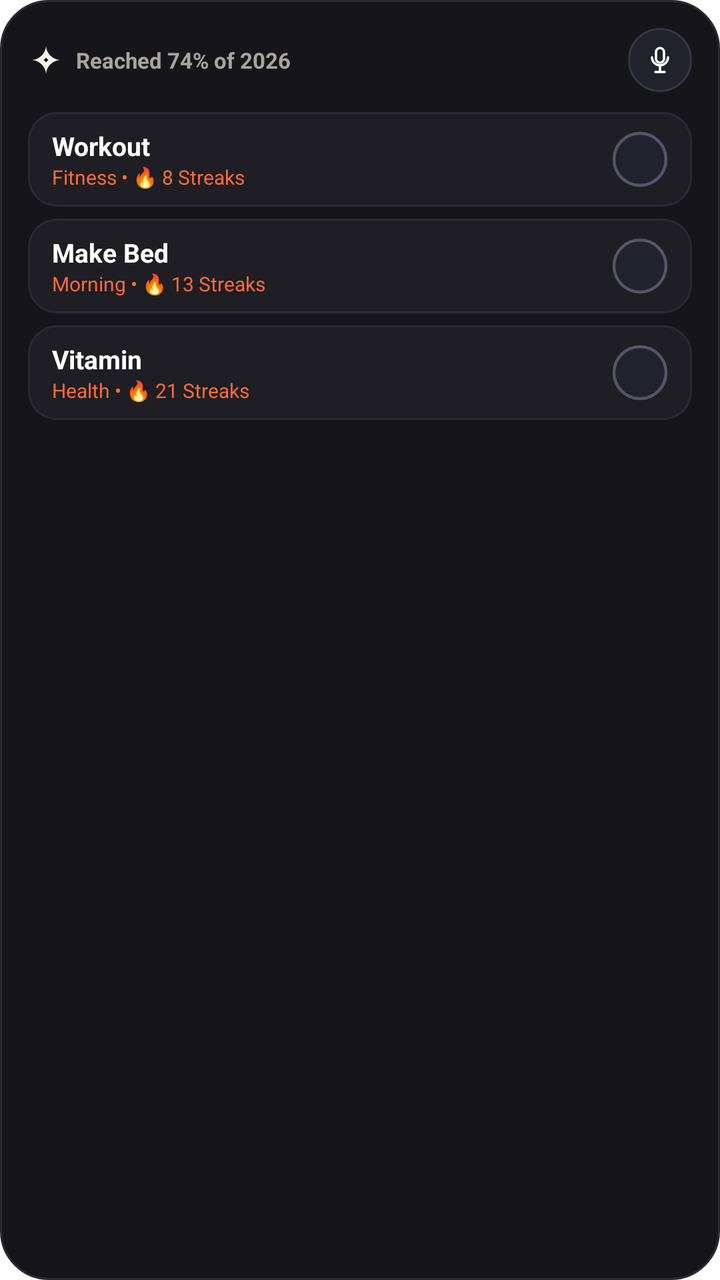
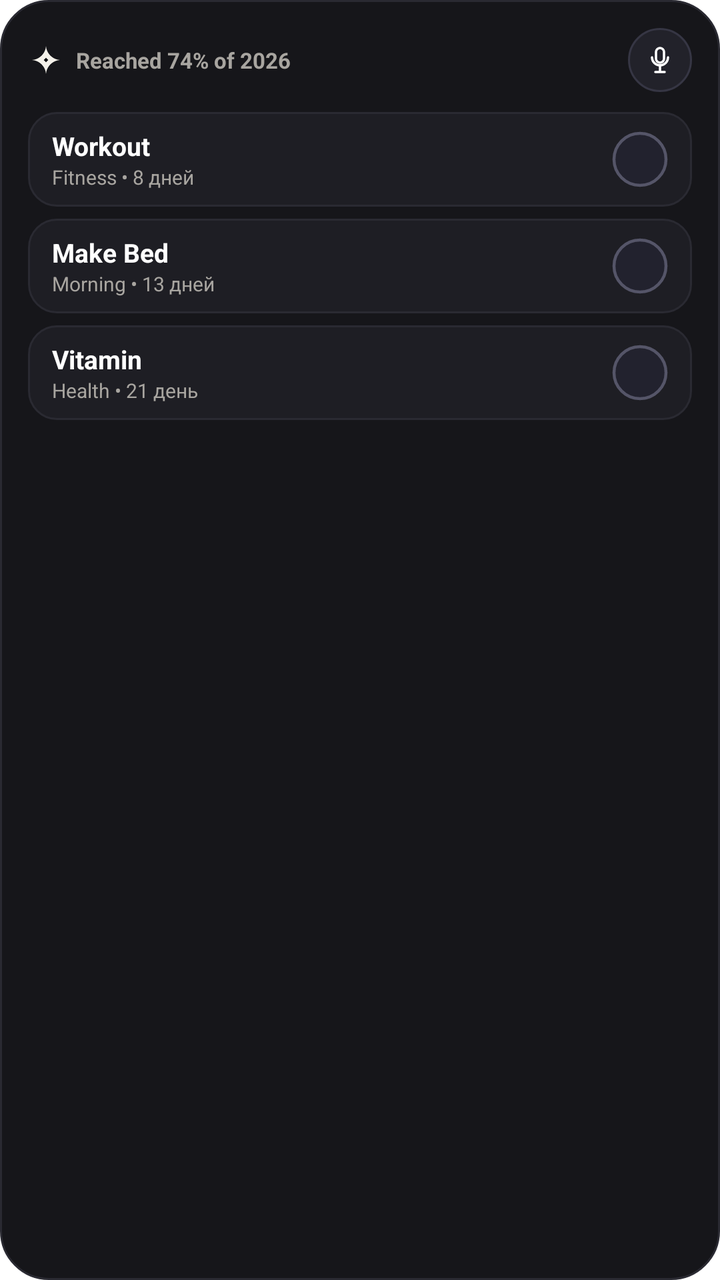

Before-and-after screenshots of an Android layout around one commit, followed by the original layout XML and the change that was made.
<!-- AndroidManifest.xml: application theme Theme.VoiceHabitTracker.Splash -->
<!-- res/layout/widget_duro_habits.xml -->
<?xml version="1.0" encoding="utf-8"?>
<LinearLayout xmlns:android="http://schemas.android.com/apk/res/android"
    android:id="@+id/widget_root"
    android:layout_width="match_parent"
    android:layout_height="match_parent"
    android:background="@drawable/bg_widget_dark"
    android:orientation="vertical"
    android:padding="14dp">

    
    <RelativeLayout
        android:layout_width="match_parent"
        android:layout_height="wrap_content"
        android:layout_marginBottom="10dp">

        <LinearLayout
            android:layout_width="wrap_content"
            android:layout_height="wrap_content"
            android:layout_alignParentStart="true"
            android:layout_centerVertical="true"
            android:gravity="center_vertical"
            android:orientation="horizontal">

            <ImageView
                android:layout_width="18dp"
                android:layout_height="18dp"
                android:layout_marginEnd="6dp"
                android:src="@drawable/ic_dairy_logo" />

            <TextView
                android:id="@+id/tv_widget_year_progress"
                android:layout_width="wrap_content"
                android:layout_height="wrap_content"
                android:text="Reached 74% of 2026"
                android:textColor="#A8A5A0"
                android:textSize="11sp"
                android:textStyle="bold" />
        </LinearLayout>

        
        <FrameLayout
            android:id="@+id/btn_widget_quick_record"
            android:layout_width="32dp"
            android:layout_height="32dp"
            android:layout_alignParentEnd="true"
            android:layout_centerVertical="true"
            android:background="@drawable/bg_widget_mic_btn"
            android:contentDescription="Начать голосовую запись">

            <ImageView
                android:layout_width="16dp"
                android:layout_height="16dp"
                android:layout_gravity="center"
                android:src="@drawable/ic_mic_minimal" />
        </FrameLayout>
    </RelativeLayout>

    
    <LinearLayout
        android:id="@+id/layout_habit_1"
        android:layout_width="match_parent"
        android:layout_height="wrap_content"
        android:layout_marginBottom="6dp"
        android:background="@drawable/bg_widget_card"
        android:gravity="center_vertical"
        android:orientation="horizontal"
        android:paddingHorizontal="12dp"
        android:paddingVertical="8dp">

        <LinearLayout
            android:layout_width="0dp"
            android:layout_height="wrap_content"
            android:layout_weight="1"
            android:orientation="vertical">

            <TextView
                android:id="@+id/tv_habit_1_title"
                android:layout_width="wrap_content"
                android:layout_height="wrap_content"
                android:text="Workout"
                android:textColor="#FFFFFF"
                android:textSize="13sp"
                android:textStyle="bold" />

            <TextView
                android:id="@+id/tv_habit_1_streak"
                android:layout_width="wrap_content"
                android:layout_height="wrap_content"
                android:text="Fitness • 🔥 8 Streaks"
                android:textColor="#FF6B35"
                android:textSize="10sp" />
        </LinearLayout>

        <ImageView
            android:id="@+id/btn_check_habit_1"
            android:layout_width="28dp"
            android:layout_height="28dp"
            android:contentDescription="Check habit 1"
            android:src="@drawable/ic_widget_circle_empty" />
    </LinearLayout>

    
    <LinearLayout
        android:id="@+id/layout_habit_2"
        android:layout_width="match_parent"
        android:layout_height="wrap_content"
        android:layout_marginBottom="6dp"
        android:background="@drawable/bg_widget_card"
        android:gravity="center_vertical"
        android:orientation="horizontal"
        android:paddingHorizontal="12dp"
        android:paddingVertical="8dp">

        <LinearLayout
            android:layout_width="0dp"
            android:layout_height="wrap_content"
            android:layout_weight="1"
            android:orientation="vertical">

            <TextView
                android:id="@+id/tv_habit_2_title"
                android:layout_width="wrap_content"
                android:layout_height="wrap_content"
                android:text="Make Bed"
                android:textColor="#FFFFFF"
                android:textSize="13sp"
                android:textStyle="bold" />

            <TextView
                android:id="@+id/tv_habit_2_streak"
                android:layout_width="wrap_content"
                android:layout_height="wrap_content"
                android:text="Morning • 🔥 13 Streaks"
                android:textColor="#FF6B35"
                android:textSize="10sp" />
        </LinearLayout>

        <ImageView
            android:id="@+id/btn_check_habit_2"
            android:layout_width="28dp"
            android:layout_height="28dp"
            android:contentDescription="Check habit 2"
            android:src="@drawable/ic_widget_circle_empty" />
    </LinearLayout>

    
    <LinearLayout
        android:id="@+id/layout_habit_3"
        android:layout_width="match_parent"
        android:layout_height="wrap_content"
        android:background="@drawable/bg_widget_card"
        android:gravity="center_vertical"
        android:orientation="horizontal"
        android:paddingHorizontal="12dp"
        android:paddingVertical="8dp">

        <LinearLayout
            android:layout_width="0dp"
            android:layout_height="wrap_content"
            android:layout_weight="1"
            android:orientation="vertical">

            <TextView
                android:id="@+id/tv_habit_3_title"
                android:layout_width="wrap_content"
                android:layout_height="wrap_content"
                android:text="Vitamin"
                android:textColor="#FFFFFF"
                android:textSize="13sp"
                android:textStyle="bold" />

            <TextView
                android:id="@+id/tv_habit_3_streak"
                android:layout_width="wrap_content"
                android:layout_height="wrap_content"
                android:text="Health • 🔥 21 Streaks"
                android:textColor="#FF6B35"
                android:textSize="10sp" />
        </LinearLayout>

        <ImageView
            android:id="@+id/btn_check_habit_3"
            android:layout_width="28dp"
            android:layout_height="28dp"
            android:contentDescription="Check habit 3"
            android:src="@drawable/ic_widget_circle_empty" />
    </LinearLayout>

</LinearLayout>
<!-- resources referenced by this layout -->
<resources>
  <!-- drawable bg_widget_card (drawable) -->
  <shape xmlns:android="http://schemas.android.com/apk/res/android"
      android:shape="rectangle">
      <solid android:color="#1E1E24" />
      <corners android:radius="14dp" />
      <stroke
          android:width="1dp"
          android:color="#2A2A32" />
  </shape>
  <!-- drawable bg_widget_dark (drawable) -->
  <shape xmlns:android="http://schemas.android.com/apk/res/android"
      android:shape="rectangle">
      <solid android:color="#16161A" />
      <corners android:radius="24dp" />
      <stroke
          android:width="1dp"
          android:color="#2A2A32" />
  </shape>
  <!-- drawable bg_widget_mic_btn (drawable) -->
  <shape xmlns:android="http://schemas.android.com/apk/res/android"
      android:shape="oval">
      <solid android:color="#22222A" />
      <stroke
          android:width="1dp"
          android:color="#363644" />
  </shape>
  <!-- drawable ic_dairy_logo (drawable) -->
  <vector xmlns:android="http://schemas.android.com/apk/res/android"
      android:width="24dp"
      android:height="24dp"
      android:viewportWidth="24"
      android:viewportHeight="24">
      
      <path
          android:fillColor="#F4F1EA"
          android:pathData="M12,2 C12,7.52 7.52,12 2,12 C7.52,12 12,16.48 12,22 C12,16.48 16.48,12 22,12 C16.48,12 12,7.52 12,2 Z" />
      <path
          android:fillColor="#0F0F11"
          android:pathData="M12,10.5 L13.5,12 L12,13.5 L10.5,12 Z" />
  </vector>
  <!-- drawable ic_mic_minimal (drawable) -->
  <vector xmlns:android="http://schemas.android.com/apk/res/android"
      android:width="24dp"
      android:height="24dp"
      android:viewportWidth="24"
      android:viewportHeight="24">
      
      <path
          android:strokeColor="#FFFFFF"
          android:strokeWidth="1.75"
          android:strokeLineCap="round"
          android:pathData="M12,3 C10.34,3 9,4.34 9,6 L9,11 C9,12.66 10.34,14 12,14 C13.66,14 15,12.66 15,11 L15,6 C15,4.34 13.66,3 12,3 Z" />
      <path
          android:strokeColor="#FFFFFF"
          android:strokeWidth="1.75"
          android:strokeLineCap="round"
          android:pathData="M6,10 C6,13.31 8.69,16 12,16 C15.31,16 18,13.31 18,10" />
      <path
          android:strokeColor="#FFFFFF"
          android:strokeWidth="1.75"
          android:strokeLineCap="round"
          android:pathData="M12,16 L12,21 M8.5,21 L15.5,21" />
  </vector>
  <!-- drawable ic_widget_circle_empty (drawable) -->
  <vector xmlns:android="http://schemas.android.com/apk/res/android"
      android:width="28dp"
      android:height="28dp"
      android:viewportWidth="28"
      android:viewportHeight="28">
      
      <path
          android:fillColor="#22222E"
          android:strokeColor="#555568"
          android:strokeWidth="1.5"
          android:pathData="M14,1A13,13 0 1,0 27,14A13,13 0 0,0 14,1z" />
  </vector>
  <style name="Theme.VoiceHabitTracker.Splash" parent="Theme.SplashScreen">
          <item name="windowSplashScreenBackground">@color/dairy_background</item>
          <item name="windowSplashScreenAnimatedIcon">@drawable/ic_dairy_logo</item>
          <item name="postSplashScreenTheme">@style/Theme.VoiceHabitTracker</item>
      </style>
  <color name="dairy_background">#0F0F11</color>
  <style name="Theme.VoiceHabitTracker" parent="android:Theme.Material.NoActionBar">
          <item name="android:windowBackground">@color/duro_background</item>
          <item name="android:statusBarColor">@android:color/transparent</item>
          <item name="android:navigationBarColor">@android:color/transparent</item>
          
          <item name="android:windowActionBar">false</item>
          <item name="android:windowNoTitle">true</item>
      </style>
  <color name="duro_background">#0F0F11</color>
</resources>

<!-- the commit's change to res/layout/widget_duro_habits.xml (unified diff, before → after) -->
@@ -86,8 +86,8 @@
                 android:id="@+id/tv_habit_1_streak"
                 android:layout_width="wrap_content"
                 android:layout_height="wrap_content"
-                android:text="Fitness • 🔥 8 Streaks"
-                android:textColor="#FF6B35"
+                android:text="Fitness • 8 дней"
+                android:textColor="#A8A5A0"
                 android:textSize="10sp" />
         </LinearLayout>
 
@@ -130,8 +130,8 @@
                 android:id="@+id/tv_habit_2_streak"
                 android:layout_width="wrap_content"
                 android:layout_height="wrap_content"
-                android:text="Morning • 🔥 13 Streaks"
-                android:textColor="#FF6B35"
+                android:text="Morning • 13 дней"
+                android:textColor="#A8A5A0"
                 android:textSize="10sp" />
         </LinearLayout>
 
@@ -173,8 +173,8 @@
                 android:id="@+id/tv_habit_3_streak"
                 android:layout_width="wrap_content"
                 android:layout_height="wrap_content"
-                android:text="Health • 🔥 21 Streaks"
-                android:textColor="#FF6B35"
+                android:text="Health • 21 день"
+                android:textColor="#A8A5A0"
                 android:textSize="10sp" />
         </LinearLayout>
 
